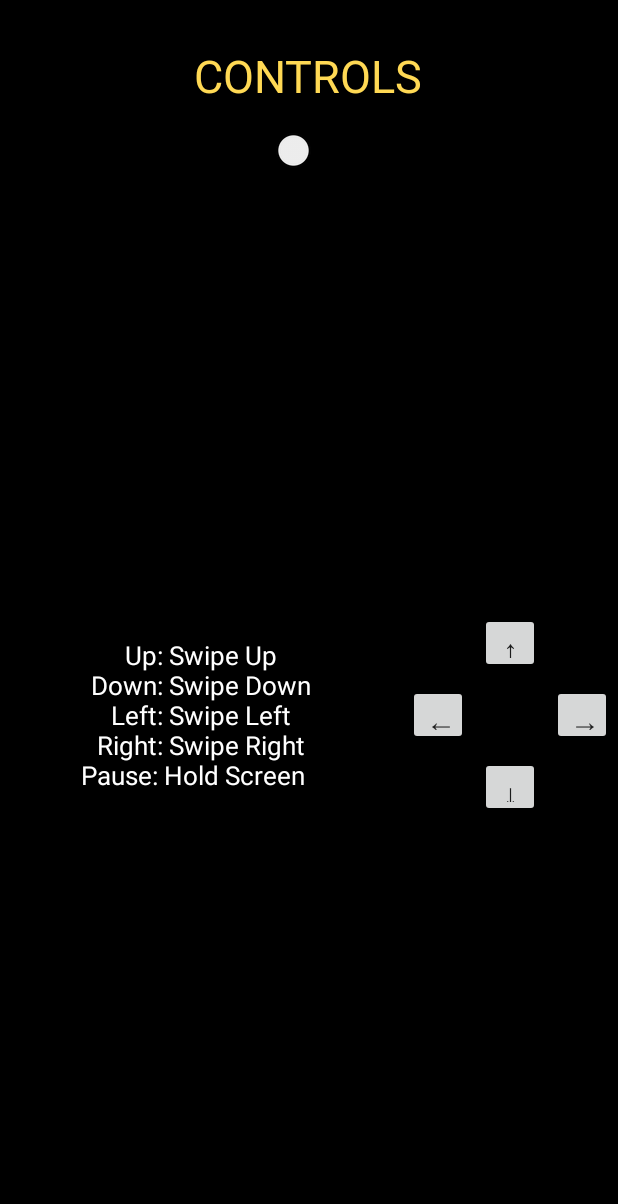
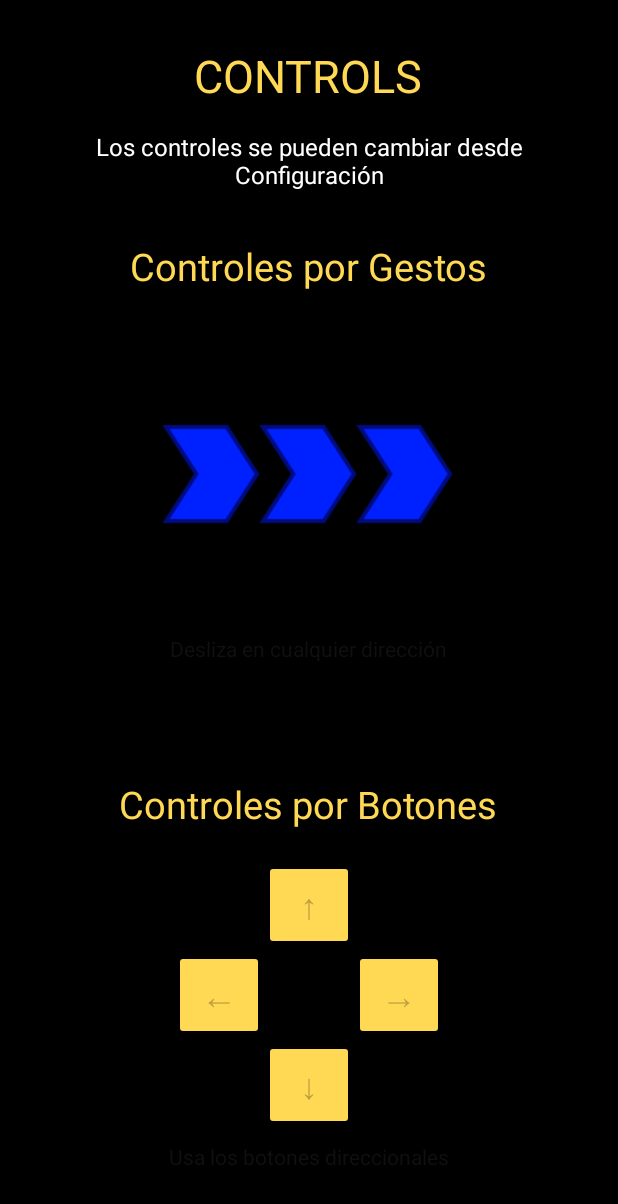
Before and after one commit to IsmaelMiguez/PSI, an Android app: the HelpActivity screen opened directly, with no data from a screen before it, on a phone screen of 412 x 824 dp. Shown: the top 1204 px of the screen. Run offline under Robolectric (Android 15) with nearby library versions, the phone set to English and light mode, and no system bars; our stand-ins replace Firebase (no records; nobody signed in at launch, a user with empty details on screens opened directly).

Commit message:
Corrección de los controles para que vuelvan a funcionar los botones
Creo que dejaron de funcionar porque cambié algo que no debía

```diff
--- a/PacMan/app/src/main/java/es/udc/psi/pacman/HelpActivity.java
+++ b/PacMan/app/src/main/java/es/udc/psi/pacman/HelpActivity.java
@@ -3,10 +3,9 @@ package es.udc.psi.pacman;
 import android.annotation.SuppressLint;
 import android.app.Activity;
 import android.os.Bundle;
-import android.widget.Switch;
-import android.content.SharedPreferences;
 
 public class HelpActivity extends Activity {
+
     @SuppressLint("UseSwitchCompatOrMaterialCode")
     @Override
     protected void onCreate(Bundle savedInstanceState) {
@@ -14,16 +13,7 @@ public class HelpActivity extends Activity {
         setContentView(R.layout.activity_help);
         MainActivity.getPlayer().start();
 
-        @SuppressLint("UseSwitchCompatOrMaterialCode") Switch controlSwitch = findViewById(R.id.controlswitch);
-        SharedPreferences prefs = getSharedPreferences("info", MODE_PRIVATE);
-        boolean isButtonMode = prefs.getBoolean("use_button_controls", false);
-        controlSwitch.setChecked(isButtonMode);
-
-        controlSwitch.setOnCheckedChangeListener((buttonView, isChecked) -> {
-            SharedPreferences.Editor editor = prefs.edit();
-            editor.putBoolean("use_button_controls", isChecked);
-            editor.apply();
-        });
+        // Ya no hay switch de controles aquí - toda la configuración está centralizada en SettingsActivity
     }
 
     @Override
@@ -31,5 +21,4 @@ public class HelpActivity extends Activity {
         super.onPause();
         MainActivity.getPlayer().pause();
     }
-
 }
--- a/PacMan/app/src/main/res/layout/activity_help.xml
+++ b/PacMan/app/src/main/res/layout/activity_help.xml
@@ -16,72 +16,127 @@
         android:layout_gravity="center_horizontal"
         android:textColor="@color/yellow" />
 
-    <Switch
-        android:id="@+id/controlswitch"
+    <TextView
         android:layout_width="wrap_content"
         android:layout_height="wrap_content"
+        android:text="@string/controls_centralized_message"
+        android:textSize="16dp"
         android:layout_marginTop="16dp"
+        android:layout_marginHorizontal="24dp"
         android:layout_gravity="center_horizontal"
-        tools:ignore="UseSwitchCompatOrMaterialXml" />
+        android:gravity="center"
+        android:textColor="@color/white" />
 
     <LinearLayout
         android:layout_width="match_parent"
         android:layout_height="0dp"
-        android:layout_weight="1"
-        android:orientation="horizontal"
-        android:layout_marginTop="16dp">
+        android:layout_weight="0.5"
+        android:orientation="vertical"
+        android:gravity="center">
 
         <TextView
-            android:id="@+id/controlsText"
-            android:layout_width="0dp"
-            android:layout_height="match_parent"
-            android:layout_weight="1"
-            android:text="@string/controls"
-            android:textSize="17dp"
-            android:gravity="center"
-            android:textColor="@color/white"
-            android:padding="8dp" />
-
-        <GridLayout
             android:layout_width="wrap_content"
             android:layout_height="wrap_content"
-            android:columnCount="3"
-            android:rowCount="3"
-            android:alignmentMode="alignMargins"
-            android:useDefaultMargins="true"
-            android:layout_gravity="center">
+            android:text="@string/swipe_controls"
+            android:textSize="25dp"
+            android:layout_gravity="center_horizontal"
+            android:textColor="@color/yellow" />
 
-            <View android:layout_width="40dp" android:layout_height="40dp" />
+        <ImageView
+            android:layout_width="200dp"
+            android:layout_height="200dp"
+            android:layout_gravity="center_horizontal"
+            android:src="@drawable/right_arrow_frame1"
+            android:scaleType="fitCenter"
+            android:layout_marginTop="20dp" />
+
+        <TextView
+            android:layout_width="wrap_content"
+            android:layout_height="wrap_content"
+            android:text="Desliza en cualquier dirección"
+            android:textSize="14dp"
+            android:layout_gravity="center_horizontal"
+            android:textColor="@color/gray"
+            android:layout_marginTop="8dp" />
+    </LinearLayout>
+
+    <LinearLayout
+        android:layout_width="match_parent"
+        android:layout_height="0dp"
+        android:layout_weight="0.5"
+        android:orientation="vertical"
+        android:gravity="center">
+
+        <TextView
+            android:layout_width="wrap_content"
+            android:layout_height="wrap_content"
+            android:text="@string/button_controls"
+            android:textSize="25dp"
+            android:layout_gravity="center_horizontal"
+            android:textColor="@color/yellow" />
+
+        <!-- Mostrar una representación de los controles de botón -->
+        <LinearLayout
+            android:layout_width="wrap_content"
+            android:layout_height="wrap_content"
+            android:orientation="vertical"
+            android:gravity="center"
+            android:layout_marginTop="20dp">
+
+            <!-- Botón Arriba -->
             <Button
-                android:id="@+id/btnUp2"
-                android:layout_width="40dp"
-                android:layout_height="40dp"
-                android:text="@string/arrow_up"
-                android:textSize="20dp" />
-            <View android:layout_width="40dp" android:layout_height="40dp" />
+                android:layout_width="60dp"
+                android:layout_height="60dp"
+                android:text="↑"
+                android:textSize="24sp"
+                android:enabled="false"
+                android:backgroundTint="@color/yellow" />
 
+            <!-- Fila con botones izquierda y derecha -->
+            <LinearLayout
+                android:layout_width="wrap_content"
+                android:layout_height="wrap_content"
+                android:orientation="horizontal">
+
+                <Button
+                    android:layout_width="60dp"
+                    android:layout_height="60dp"
+                    android:text="←"
+                    android:textSize="24sp"
+                    android:enabled="false"
+                    android:backgroundTint="@color/yellow" />
+
+                <View
+                    android:layout_width="60dp"
+                    android:layout_height="60dp" />
+
+                <Button
+                    android:layout_width="60dp"
+                    android:layout_height="60dp"
+                    android:text="→"
+                    android:textSize="24sp"
+                    android:enabled="false"
+                    android:backgroundTint="@color/yellow" />
+            </LinearLayout>
+
+            <!-- Botón Abajo -->
             <Button
-                android:id="@+id/btnLeft2"
-                android:layout_width="40dp"
-                android:layout_height="40dp"
-                android:text="@string/arrow_left"
-                android:textSize="20dp" />
-            <View android:layout_width="40dp" android:layout_height="40dp" />
-            <Button
-                android:id="@+id/btnRight2"
-                android:layout_width="40dp"
-                android:layout_height="40dp"
-                android:text="@string/arrow_right"
-                android:textSize="20dp" />
+                android:layout_width="60dp"
+                android:layout_height="60dp"
+                android:text="↓"
+                android:textSize="24sp"
+                android:enabled="false"
+                android:backgroundTint="@color/yellow" />
+        </LinearLayout>
 
-            <View android:layout_width="40dp" android:layout_height="40dp" />
-            <Button
-                android:id="@+id/btnDown2"
-                android:layout_width="40dp"
-                android:layout_height="40dp"
-                android:text="@string/arrow_down"
-                android:textSize="20dp" />
-            <View android:layout_width="40dp" android:layout_height="40dp" />
-        </GridLayout>
+        <TextView
+            android:layout_width="wrap_content"
+            android:layout_height="wrap_content"
+            android:text="Usa los botones direccionales"
+            android:textSize="14dp"
+            android:layout_gravity="center_horizontal"
+            android:textColor="@color/gray"
+            android:layout_marginTop="8dp" />
     </LinearLayout>
+
 </LinearLayout>
--- a/PacMan/app/src/main/res/values/strings.xml
+++ b/PacMan/app/src/main/res/values/strings.xml
@@ -101,4 +101,8 @@
     <string name="help_enemies_title">Enemigos:</string>
     <string name="help_enemies_description">Cada fantasma tiene un comportamiento diferente. Blinky (rojo) te persigue directamente, Pinky (rosa) intenta emboscarte, Inky (azul) es impredecible, y Clyde (naranja) deambula por su cuenta.</string>
     <string name="help_control_switch">Usar controles con botones</string>
+
+    <string name="controls_centralized_message">Los controles se pueden cambiar desde Configuración</string>
+    <string name="swipe_controls">Controles por Gestos</string>
+    <string name="button_controls">Controles por Botones</string>
 </resources>
```
Also changed, not shown: PacMan/app/src/main/java/es/udc/psi/pacman/SettingsActivity.java (+42 -90 lines), PacMan/app/src/main/java/es/udc/psi/pacman/SettingsManager.java (+83 -3 lines), PacMan/app/src/main/res/layout/activity_settings.xml (+1 -10 lines).
